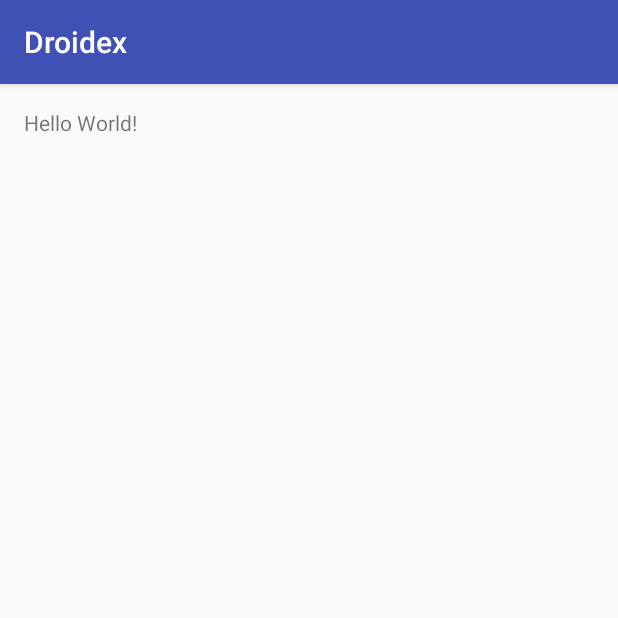
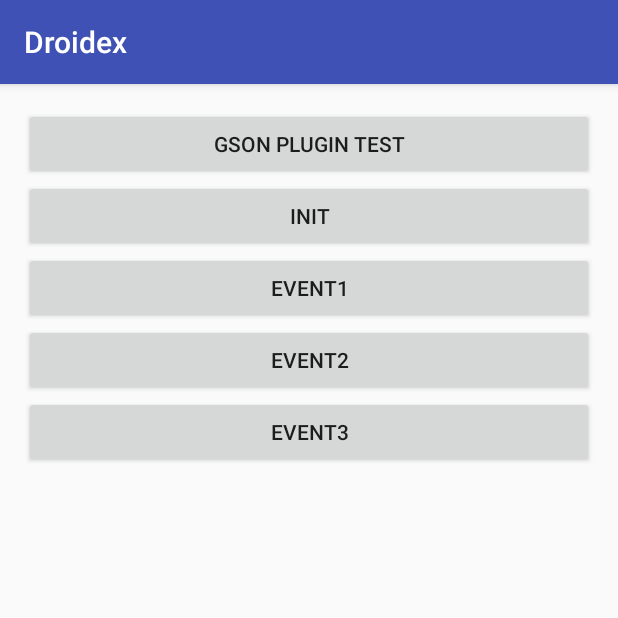
Before and after one commit to qq8803128/Droidex, an Android app: the screen it shows after launch (MainActivity), on a phone screen of 412 x 824 dp, the top half of it. Run offline under Robolectric (Android 15) with nearby library versions, the phone set to English and light mode, and no system bars.

Commit message:
更新代码

```diff
--- a/app/src/main/java/com/ollyice/droidex/App.java
+++ b/app/src/main/java/com/ollyice/droidex/App.java
@@ -5,6 +5,8 @@ import android.content.Context;
 import android.util.Log;
 
 import com.google.gson.Gson;
+import com.ollyice.droidex.multiapk.AssetsUtils;
+import com.ollyice.droidex.multiapk.MultiApk;
 
 import java.io.File;
 import java.util.HashMap;
--- a/app/src/main/java/com/ollyice/droidex/MainActivity.java
+++ b/app/src/main/java/com/ollyice/droidex/MainActivity.java
@@ -1,11 +1,15 @@
 package com.ollyice.droidex;
 
+import android.os.AsyncTask;
 import android.support.v7.app.AppCompatActivity;
 import android.os.Bundle;
 import android.util.Log;
 import android.view.View;
 
 import com.google.gson.Gson;
+import com.ollyice.droidex.multiapk.AssetsUtils;
+import com.ollyice.droidex.multiapk.MultiApk;
+import com.ollyice.droidex.statistics.StatisticsManager;
 
 import java.io.File;
 import java.util.HashMap;
@@ -29,5 +33,45 @@ public class MainActivity extends AppCompatActivity {
                 Log.d("JSON",new Gson().toJson(json));
             }
         });
+
+        findViewById(R.id.event1).setOnClickListener(new View.OnClickListener() {
+            @Override
+            public void onClick(View v) {
+                StatisticsManager.event("event1");
+            }
+        });
+
+        findViewById(R.id.event2).setOnClickListener(new View.OnClickListener() {
+            @Override
+            public void onClick(View v) {
+                StatisticsManager.event("event2");
+            }
+        });
+
+        findViewById(R.id.event3).setOnClickListener(new View.OnClickListener() {
+            @Override
+            public void onClick(View v) {
+                StatisticsManager.event("event3");
+            }
+        });
+
+        findViewById(R.id.init).setOnClickListener(new View.OnClickListener() {
+            boolean initing = false;
+            @Override
+            public void onClick(View v) {
+                if (initing){
+                    return;
+                }
+                initing = true;
+                //你可以根据需求在服务器下载各种插件
+                File statistics = AssetsUtils.releaseFile(getApplication(), "plugins/", "statistics.apk");
+                MultiApk.install(getApplication(), statistics, true, new Runnable() {
+                    @Override
+                    public void run() {
+                        StatisticsManager.init(getApplicationContext());
+                    }
+                });
+            }
+        });
     }
 }
--- a/app/src/main/java/com/ollyice/droidex/statistics/IStatistics.java
+++ b/app/src/main/java/com/ollyice/droidex/statistics/IStatistics.java
@@ -1,8 +1,12 @@
 package com.ollyice.droidex.statistics;
+
+import android.content.Context;
 
 /**
  * Created by ollyice on 2018/8/20.
  */
 
-public class IStatistics {
+public interface IStatistics {
+    void init(Context context);
+    void event(String methodName,Object... args);
 }
--- a/app/src/main/res/layout/activity_main.xml
+++ b/app/src/main/res/layout/activity_main.xml
@@ -1,5 +1,5 @@
 <?xml version="1.0" encoding="utf-8"?>
-<RelativeLayout xmlns:android="http://schemas.android.com/apk/res/android"
+<LinearLayout xmlns:android="http://schemas.android.com/apk/res/android"
     xmlns:tools="http://schemas.android.com/tools"
     android:id="@+id/activity_main"
     android:layout_width="match_parent"
@@ -7,12 +7,37 @@
     android:paddingBottom="@dimen/activity_vertical_margin"
     android:paddingLeft="@dimen/activity_horizontal_margin"
     android:paddingRight="@dimen/activity_horizontal_margin"
+    android:orientation="vertical"
     android:paddingTop="@dimen/activity_vertical_margin"
     tools:context="com.ollyice.droidex.MainActivity">
 
-    <TextView
-        android:layout_width="wrap_content"
+    <Button
+        android:layout_width="match_parent"
         android:id="@+id/click"
         android:layout_height="wrap_content"
-        android:text="Hello World!" />
-</RelativeLayout>
+        android:text="GSON PLUGIN TEST" />
+
+    <Button
+        android:layout_width="match_parent"
+        android:id="@+id/init"
+        android:layout_height="wrap_content"
+        android:text="INIT" />
+
+    <Button
+        android:layout_width="match_parent"
+        android:id="@+id/event1"
+        android:layout_height="wrap_content"
+        android:text="EVENT1" />
+
+    <Button
+        android:layout_width="match_parent"
+        android:id="@+id/event2"
+        android:layout_height="wrap_content"
+        android:text="EVENT2" />
+
+    <Button
+        android:layout_width="match_parent"
+        android:id="@+id/event3"
+        android:layout_height="wrap_content"
+        android:text="EVENT3" />
+</LinearLayout>
--- a/plugingson/build.gradle
+++ b/plugin-gson/build.gradle
@@ -24,7 +24,7 @@ dependencies {
 
 task buildGsonRelease(dependsOn : 'assembleRelease',type: Copy){
     group('plugin')
-    from('build/outputs/apk/plugingson-release-unsigned.apk')
+    from('build/outputs/apk/plugin-gson-release-unsigned.apk')
     into('../app/src/main/assets/plugins')
-    rename('plugingson-release-unsigned.apk','gson.apk')
+    rename('plugin-gson-release-unsigned.apk','gson.apk')
 }
--- a/settings.gradle
+++ b/settings.gradle
@@ -1 +1 @@
-include ':app', ':plugingson'
+include ':app', ':plugin-gson', ':plugin-statistics'
```
Also changed, not shown: app/src/main/java/com/ollyice/droidex/multiapk/MultiApk.java (+38 -0 lines), app/src/main/java/com/ollyice/droidex/statistics/StatisticsManager.java (+34 -0 lines), app/src/main/java/com/ollyice/droidex/util/ApkUtils.java (+30 -0 lines), plugin-statistics/build.gradle (+9 -10 lines), plugin-statistics/src/main/java/droidex/ollyice/com/statistics/AppStatistics.java (+16 -1 lines), plugin-statistics/src/main/java/droidex/ollyice/com/statistics/PackageInvoker.java (+10 -1 lines), plugingson/src/main/java/droidex/ollyice/com/plugingson/JniUtils.java (deleted, +0 -8 lines), plugin-gson/src/main/AndroidManifest.xml (renamed from plugingson/src/main/AndroidManifest.xml), plugin-statistics/libs/provides.jar (added), 5 other files.
